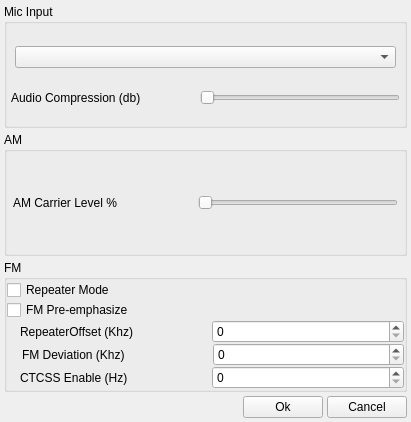
The window that Source/src/UI/tx_settings_dialog.ui (zl2brg/cudaSDR) describes before a commit, drawn with Qt 5.
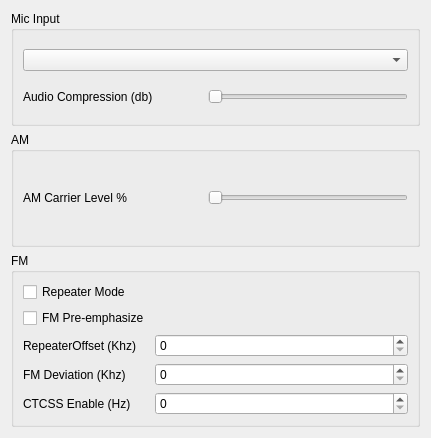
The same window after the commit. Custom widgets are drawn as their Qt base class.

Diff of the .ui file:
```diff
--- a/Source/src/UI/tx_settings_dialog.ui
+++ b/Source/src/UI/tx_settings_dialog.ui
@@ -6,29 +6,20 @@
    <rect>
     <x>0</x>
     <y>0</y>
-    <width>411</width>
-    <height>422</height>
+    <width>431</width>
+    <height>438</height>
    </rect>
   </property>
+  <property name="maximumSize">
+   <size>
+    <width>16777215</width>
+    <height>476</height>
+   </size>
+  </property>
   <property name="windowTitle">
    <string>Dialog</string>
   </property>
-  <layout class="QVBoxLayout" name="verticalLayout">
-   <property name="spacing">
-    <number>4</number>
-   </property>
-   <property name="leftMargin">
-    <number>4</number>
-   </property>
-   <property name="topMargin">
-    <number>4</number>
-   </property>
-   <property name="rightMargin">
-    <number>4</number>
-   </property>
-   <property name="bottomMargin">
-    <number>4</number>
-   </property>
+  <layout class="QVBoxLayout" name="verticalLayout_5">
    <item>
     <widget class="QGroupBox" name="groupBox">
      <property name="title">
@@ -37,47 +28,13 @@
      <property name="flat">
       <bool>false</bool>
      </property>
-     <layout class="QVBoxLayout" name="verticalLayout_3">
+     <layout class="QVBoxLayout" name="verticalLayout_4">
       <property name="spacing">
-       <number>4</number>
-      </property>
-      <property name="sizeConstraint">
-       <enum>QLayout::SetMinimumSize</enum>
-      </property>
-      <property name="leftMargin">
-       <number>4</number>
-      </property>
-      <property name="topMargin">
-       <number>4</number>
-      </property>
-      <property name="rightMargin">
-       <number>4</number>
-      </property>
-      <property name="bottomMargin">
-       <number>4</number>
-      </property>
-      <item>
-       <layout class="QHBoxLayout" name="horizontalLayout" stretch="0">
-        <property name="spacing">
-         <number>4</number>
-        </property>
-        <property name="leftMargin">
-         <number>4</number>
-        </property>
-        <property name="topMargin">
-         <number>4</number>
-        </property>
-        <property name="rightMargin">
-         <number>4</number>
-        </property>
-        <property name="bottomMargin">
-         <number>4</number>
+       <number>9</number>
         </property>
         <item>
          <widget class="QComboBox" name="audiodevlist"/>
         </item>
-       </layout>
-      </item>
       <item>
        <layout class="QHBoxLayout" name="horizontalLayout_2">
         <item>
@@ -121,45 +78,16 @@
     </widget>
    </item>
    <item>
-    <layout class="QHBoxLayout" name="horizontalLayout_7">
-     <item>
       <widget class="QGroupBox" name="groupBox_3">
+     <property name="layoutDirection">
+      <enum>Qt::LeftToRight</enum>
+     </property>
        <property name="title">
         <string>AM</string>
        </property>
-       <layout class="QVBoxLayout" name="verticalLayout_4">
-        <property name="spacing">
-         <number>2</number>
-        </property>
-        <property name="leftMargin">
-         <number>2</number>
-        </property>
-        <property name="topMargin">
-         <number>2</number>
-        </property>
-        <property name="rightMargin">
-         <number>2</number>
-        </property>
-        <property name="bottomMargin">
-         <number>2</number>
-        </property>
+     <layout class="QVBoxLayout" name="verticalLayout_3">
         <item>
-         <layout class="QHBoxLayout" name="horizontalLayout_6">
-          <property name="spacing">
-           <number>4</number>
-          </property>
-          <property name="leftMargin">
-           <number>4</number>
-          </property>
-          <property name="topMargin">
-           <number>4</number>
-          </property>
-          <property name="rightMargin">
-           <number>4</number>
-          </property>
-          <property name="bottomMargin">
-           <number>4</number>
-          </property>
+       <layout class="QHBoxLayout" name="horizontalLayout">
           <item>
            <widget class="QLabel" name="label_3">
             <property name="text">
@@ -194,29 +122,17 @@
        </layout>
       </widget>
      </item>
-    </layout>
-   </item>
    <item>
     <widget class="QGroupBox" name="groupBox_2">
      <property name="title">
       <string>FM</string>
      </property>
+     <property name="flat">
+      <bool>false</bool>
+     </property>
      <layout class="QVBoxLayout" name="verticalLayout_2">
-      <property name="spacing">
-       <number>0</number>
-      </property>
-      <property name="leftMargin">
-       <number>0</number>
-      </property>
-      <property name="topMargin">
-       <number>0</number>
-      </property>
-      <property name="rightMargin">
-       <number>0</number>
-      </property>
-      <property name="bottomMargin">
-       <number>0</number>
-      </property>
+      <item>
+       <layout class="QVBoxLayout" name="verticalLayout">
       <item>
        <widget class="QCheckBox" name="repeaterMode">
         <property name="layoutDirection">
@@ -240,62 +156,11 @@
         </property>
        </widget>
       </item>
-      <item>
-       <layout class="QHBoxLayout" name="horizontalLayout_5">
-        <item>
-         <spacer name="horizontalSpacer_3">
-          <property name="orientation">
-           <enum>Qt::Horizontal</enum>
-          </property>
-          <property name="sizeType">
-           <enum>QSizePolicy::Fixed</enum>
-          </property>
-          <property name="sizeHint" stdset="0">
-           <size>
-            <width>13</width>
-            <height>20</height>
-           </size>
-          </property>
-         </spacer>
-        </item>
-        <item>
-         <widget class="QLabel" name="label">
-          <property name="text">
-           <string>RepeaterOffset (Khz)</string>
-          </property>
-         </widget>
-        </item>
-        <item>
-         <widget class="QSpinBox" name="repeater_offset">
-          <property name="maximum">
-           <number>1</number>
-          </property>
-          <property name="singleStep">
-           <number>100</number>
-          </property>
-         </widget>
-        </item>
        </layout>
       </item>
       <item>
-       <layout class="QHBoxLayout" name="horizontalLayout_3">
-        <item>
-         <spacer name="horizontalSpacer_2">
-          <property name="orientation">
-           <enum>Qt::Horizontal</enum>
-          </property>
-          <property name="sizeType">
-           <enum>QSizePolicy::Fixed</enum>
-          </property>
-          <property name="sizeHint" stdset="0">
-           <size>
-            <width>15</width>
-            <height>20</height>
-           </size>
-          </property>
-         </spacer>
-        </item>
-        <item>
+       <layout class="QGridLayout" name="gridLayout">
+        <item row="1" column="0">
          <widget class="QLabel" name="label_5">
           <property name="contextMenuPolicy">
            <enum>Qt::NoContextMenu</enum>
@@ -305,37 +170,17 @@
           </property>
          </widget>
         </item>
-        <item>
+        <item row="1" column="1" colspan="2">
          <widget class="QSpinBox" name="fm_deviation"/>
         </item>
-       </layout>
-      </item>
-      <item>
-       <layout class="QHBoxLayout" name="horizontalLayout_4">
-        <item>
-         <spacer name="horizontalSpacer_4">
-          <property name="orientation">
-           <enum>Qt::Horizontal</enum>
-          </property>
-          <property name="sizeType">
-           <enum>QSizePolicy::Fixed</enum>
-          </property>
-          <property name="sizeHint" stdset="0">
-           <size>
-            <width>13</width>
-            <height>20</height>
-           </size>
-          </property>
-         </spacer>
-        </item>
-        <item>
+        <item row="2" column="0">
          <widget class="QLabel" name="label_4">
           <property name="text">
            <string>CTCSS Enable (Hz)</string>
           </property>
          </widget>
         </item>
-        <item>
+        <item row="2" column="1" colspan="2">
          <widget class="QSpinBox" name="ctcss_tone">
           <property name="maximum">
            <number>1000</number>
@@ -345,51 +190,30 @@
           </property>
          </widget>
         </item>
-       </layout>
-      </item>
-     </layout>
-    </widget>
-   </item>
-   <item>
-    <layout class="QHBoxLayout" name="horizontalLayout_8">
-     <item>
-      <spacer name="horizontalSpacer">
-       <property name="orientation">
-        <enum>Qt::Horizontal</enum>
-       </property>
-       <property name="sizeHint" stdset="0">
-        <size>
-         <width>40</width>
-         <height>20</height>
-        </size>
-       </property>
-      </spacer>
-     </item>
-     <item>
-      <widget class="AeroButton" name="OkButton">
+        <item row="0" column="0">
+         <widget class="QLabel" name="label">
        <property name="text">
-        <string>Ok</string>
+           <string>RepeaterOffset (Khz)</string>
        </property>
       </widget>
      </item>
-     <item>
-      <widget class="AeroButton" name="CancelButton">
-       <property name="text">
-        <string>Cancel</string>
-       </property>
+        <item row="0" column="1" colspan="2">
+         <widget class="QSpinBox" name="repeater_offset">
+          <property name="maximum">
+           <number>1</number>
+          </property>
+          <property name="singleStep">
+           <number>100</number>
+          </property>
       </widget>
      </item>
     </layout>
    </item>
   </layout>
  </widget>
- <customwidgets>
-  <customwidget>
-   <class>AeroButton</class>
-   <extends>QPushButton</extends>
-   <header location="global">Util/cusdr_buttons.h</header>
-  </customwidget>
- </customwidgets>
+   </item>
+  </layout>
+ </widget>
  <resources/>
  <connections/>
 </ui>
```
Lines whose indentation alone changed are shown as unchanged.
